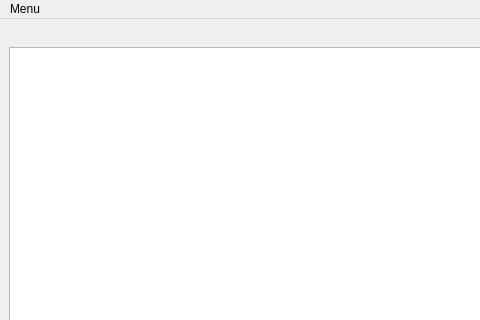
Qt form text_parsing_main_window.ui (sykokorev/parsing_files_to_ab) before a commit; both pictures show x 0 to 480 and y 0 to 320 of the 800 by 600 pixel window.
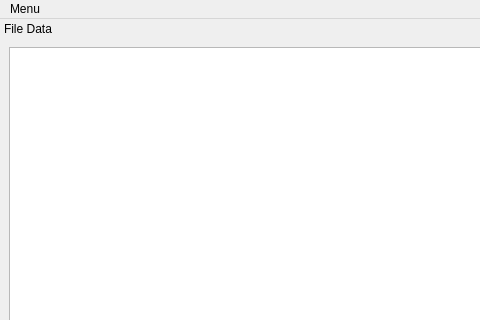
The same form after that commit.

Commit message: Add context menu for adding variable.

Patch:
```diff
--- a/text_parsing_main_window.ui
+++ b/text_parsing_main_window.ui
@@ -39,6 +39,9 @@
      <verstretch>1</verstretch>
     </sizepolicy>
    </property>
+   <property name="windowTitle">
+    <string>File Data</string>
+   </property>
    <property name="minimumSize">
     <size>
      <width>526</width>
```
Left out of the diff: 2 changed lines with no effect on the pictures. The commit also changes 2 other files.
